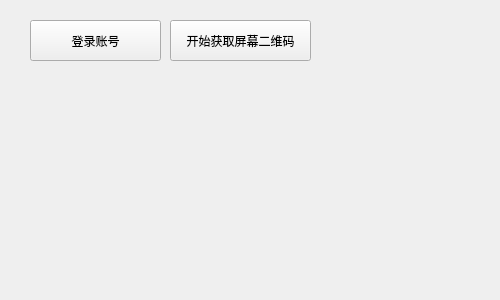
Qt form src/BH3ScannerGui/BH3ScannerGui.ui (Theresa-0328/MHY_Scanner) before a commit.
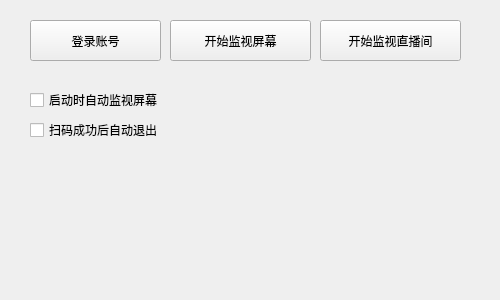
The same form after that commit.

Patch:
```diff
--- a/src/BH3ScannerGui/BH3ScannerGui.ui
+++ b/src/BH3ScannerGui/BH3ScannerGui.ui
@@ -49,7 +49,49 @@
      </rect>
     </property>
     <property name="text">
-     <string>开始获取屏幕二维码</string>
+     <string>开始监视屏幕</string>
+    </property>
+   </widget>
+   <widget class="QCheckBox" name="checkBoxAutoScreen">
+    <property name="enabled">
+     <bool>true</bool>
+    </property>
+    <property name="geometry">
+     <rect>
+      <x>30</x>
+      <y>90</y>
+      <width>131</width>
+      <height>20</height>
+     </rect>
+    </property>
+    <property name="text">
+     <string>启动时自动监视屏幕</string>
+    </property>
+   </widget>
+   <widget class="QCheckBox" name="checkBoxAutoExit">
+    <property name="geometry">
+     <rect>
+      <x>30</x>
+      <y>120</y>
+      <width>131</width>
+      <height>20</height>
+     </rect>
+    </property>
+    <property name="text">
+     <string>扫码成功后自动退出</string>
+    </property>
+   </widget>
+   <widget class="QPushButton" name="pBtStream">
+    <property name="geometry">
+     <rect>
+      <x>320</x>
+      <y>20</y>
+      <width>141</width>
+      <height>41</height>
+     </rect>
+    </property>
+    <property name="text">
+     <string>开始监视直播间</string>
     </property>
    </widget>
   </widget>
```
Left out of the diff: 2 changed lines with no effect on the pictures.
